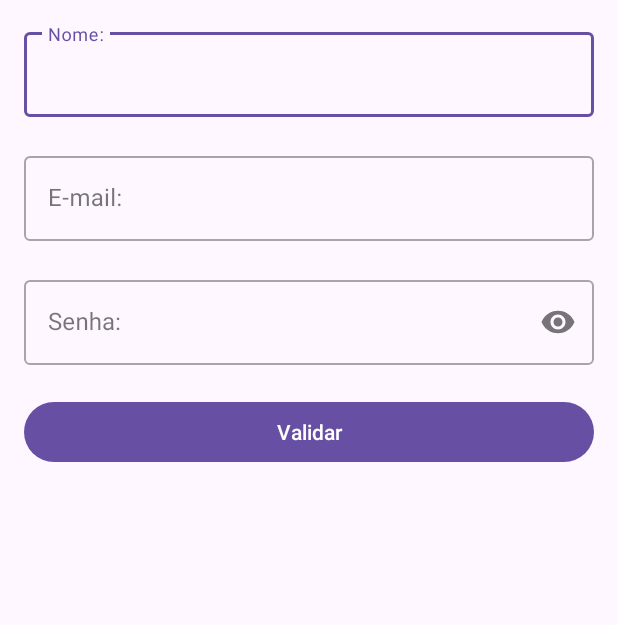
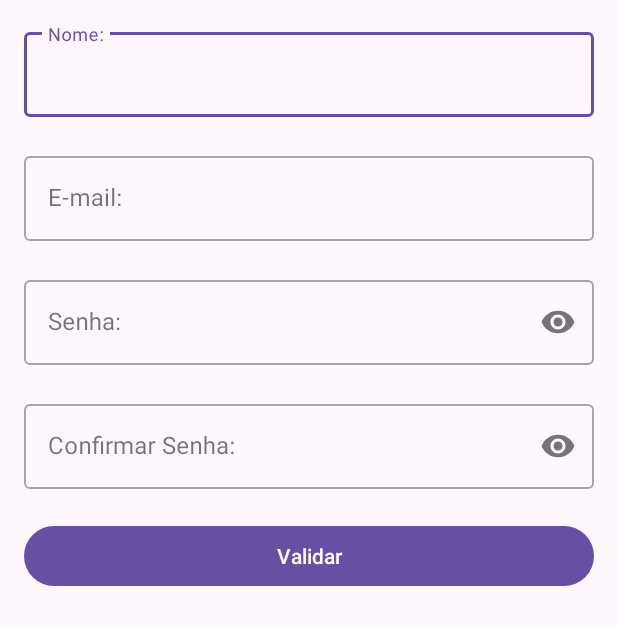
Before and after one commit to DouglasZucolotto/Form.Validation.App, an Android app: the screen it shows after launch (MainActivity), on a phone screen of 412 x 824 dp. Shown: the top 625 px of the screen. Run offline under Robolectric (Android 15) with nearby library versions, the phone set to English and light mode, and no system bars.

Commit message:
adicionando confirmação de senha

```diff
--- a/app/src/main/res/layout/activity_main.xml
+++ b/app/src/main/res/layout/activity_main.xml
@@ -61,6 +61,27 @@
 
     </com.google.android.material.textfield.TextInputLayout>
 
+    <com.google.android.material.textfield.TextInputLayout
+        android:id="@+id/edConPasswordL"
+        style="@style/Widget.MaterialComponents.TextInputLayout.OutlinedBox"
+        android:layout_width="match_parent"
+        android:layout_height="wrap_content"
+        app:errorEnabled="true"
+        app:endIconMode="password_toggle"
+        android:hint="Confirmar Senha:"
+        app:errorIconDrawable="@null">
+
+        <com.google.android.material.textfield.TextInputEditText
+            android:id="@+id/edConPassword"
+            android:layout_width="match_parent"
+            android:layout_height="wrap_content"
+            android:inputType="textPassword"
+            android:textColorHint="#757575"/>
+
+    </com.google.android.material.textfield.TextInputLayout>
+
+
+
     <Button
         android:id="@+id/validarBtn"
         android:layout_width="match_parent"
```
Also changed, not shown: app/src/main/java/com/douglaszucolotto/formvalidation/MainActivity.kt (+47 -2 lines).
